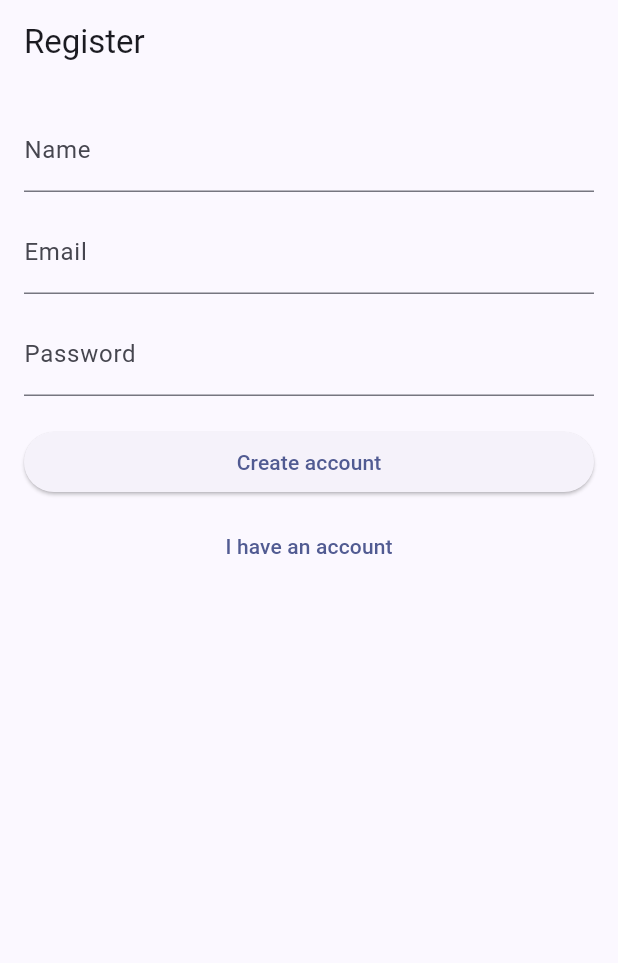
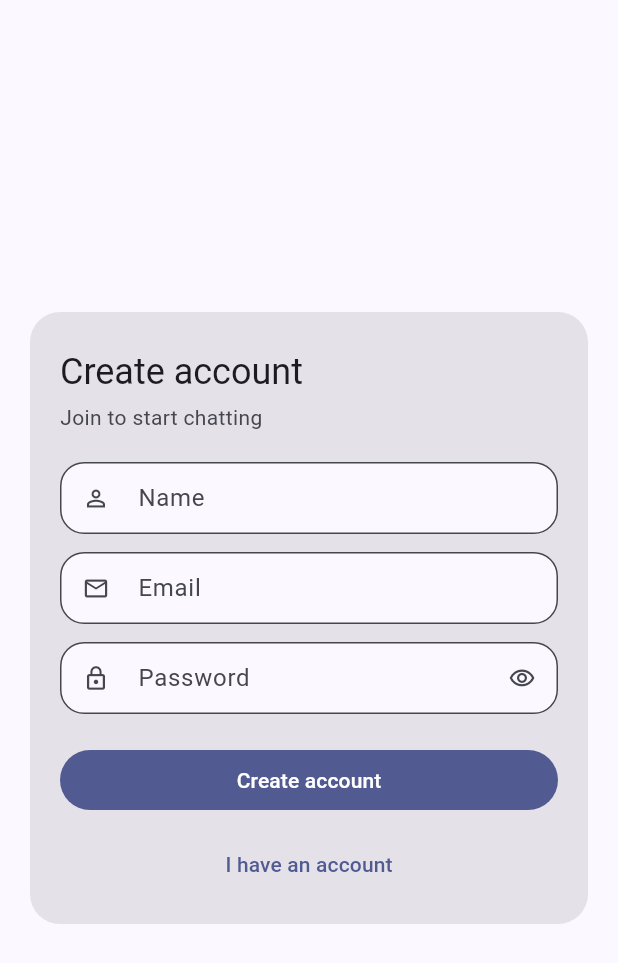
Before and after one commit to AltayTech/InstantChat, a Flutter app: the screen it shows once a user with an empty profile is signed in, after a tap on the "logout" icon, after a tap on "Create account", on a phone screen of 412 x 824 dp. Shown: the top 963 px of the screen. Run offline on Flutter 3.47's test engine with Material 3 defaults, Android fonts, the light colour scheme and no system bars; our stand-ins replace bloc, cached_network_image, cloud_firestore, equatable, firebase_auth, firebase_core and 5 more; accounts and stored records are empty; network calls fail.

Commit message:
Improved - register screen ui

```diff
--- a/lib/features/auth/presentation/pages/register_page.dart
+++ b/lib/features/auth/presentation/pages/register_page.dart
@@ -14,30 +14,135 @@ class _RegisterPageState extends State<RegisterPage> {
   final _emailController = TextEditingController();
   final _passwordController = TextEditingController();
   final _nameController = TextEditingController();
+  bool _obscurePassword = true;
+
+  @override
+  void dispose() {
+    _emailController.dispose();
+    _passwordController.dispose();
+    _nameController.dispose();
+    super.dispose();
+  }
+
+  void _submit() {
+    context.read<AuthBloc>().add(
+      AuthRegisterRequested(
+        email: _emailController.text.trim(),
+        password: _passwordController.text,
+        name: _nameController.text.trim(),
+      ),
+    );
+  }
 
   @override
   Widget build(BuildContext context) {
     return Scaffold(
-      appBar: AppBar(title: const Text('Register')),
       body: SafeArea(
+        child: LayoutBuilder(
+          builder: (context, constraints) {
+            return SingleChildScrollView(
+              padding: const EdgeInsets.all(16),
+              child: ConstrainedBox(
+                constraints: BoxConstraints(
+                  minHeight: constraints.maxHeight - 32,
+                ),
+                child: Center(
+                  child: Card(
+                    color: Theme.of(
+                      context,
+                    ).colorScheme.surfaceContainerHighest,
+                    elevation: 0,
+                    shape: RoundedRectangleBorder(
+                      borderRadius: BorderRadius.circular(20),
+                    ),
                     child: Padding(
-          padding: const EdgeInsets.all(16),
+                      padding: const EdgeInsets.fromLTRB(20, 24, 20, 16),
                       child: Column(
+                        mainAxisSize: MainAxisSize.min,
+                        crossAxisAlignment: CrossAxisAlignment.stretch,
                         children: [
+                          Column(
+                            crossAxisAlignment: CrossAxisAlignment.start,
+                            children: [
+                              Text(
+                                'Create account',
+                                style: Theme.of(
+                                  context,
+                                ).textTheme.headlineSmall,
+                              ),
+                              const SizedBox(height: 4),
+                              Text(
+                                'Join to start chatting',
+                                style: Theme.of(context).textTheme.bodyMedium
+                                    ?.copyWith(
+                                      color: Theme.of(
+                                        context,
+                                      ).colorScheme.onSurfaceVariant,
+                                    ),
+                              ),
+                            ],
+                          ),
+                          const SizedBox(height: 20),
                           TextField(
                             controller: _nameController,
-                decoration: const InputDecoration(labelText: 'Name'),
+                            textInputAction: TextInputAction.next,
+                            decoration: InputDecoration(
+                              labelText: 'Name',
+                              prefixIcon: const Icon(Icons.person_outline),
+                              isDense: true,
+                              filled: true,
+                              fillColor: Theme.of(context).colorScheme.surface,
+                              border: OutlineInputBorder(
+                                borderRadius: BorderRadius.circular(16),
+                              ),
+                            ),
                           ),
                           const SizedBox(height: 12),
                           TextField(
                             controller: _emailController,
-                decoration: const InputDecoration(labelText: 'Email'),
+                            keyboardType: TextInputType.emailAddress,
+                            textInputAction: TextInputAction.next,
+                            decoration: InputDecoration(
+                              labelText: 'Email',
+                              hintText: 'you@example.com',
+                              prefixIcon: const Icon(Icons.mail_outline),
+                              isDense: true,
+                              filled: true,
+                              fillColor: Theme.of(context).colorScheme.surface,
+                              border: OutlineInputBorder(
+                                borderRadius: BorderRadius.circular(16),
+                              ),
+                            ),
                           ),
                           const SizedBox(height: 12),
                           TextField(
                             controller: _passwordController,
-                decoration: const InputDecoration(labelText: 'Password'),
-                obscureText: true,
+                            obscureText: _obscurePassword,
+                            textInputAction: TextInputAction.done,
+                            onSubmitted: (_) => _submit(),
+                            decoration: InputDecoration(
+                              labelText: 'Password',
+                              prefixIcon: const Icon(Icons.lock_outline),
+                              isDense: true,
+                              filled: true,
+                              fillColor: Theme.of(context).colorScheme.surface,
+                              border: OutlineInputBorder(
+                                borderRadius: BorderRadius.circular(16),
+                              ),
+                              suffixIcon: IconButton(
+                                tooltip: _obscurePassword
+                                    ? 'Show password'
+                                    : 'Hide password',
+                                onPressed: () => setState(
+                                  () => _obscurePassword = !_obscurePassword,
+                                ),
+                                icon: Icon(
+                                  _obscurePassword
+                                      ? Icons.visibility_outlined
+                                      : Icons.visibility_off_outlined,
+                                ),
+                              ),
+                            ),
                           ),
                           const SizedBox(height: 20),
                           BlocConsumer<AuthBloc, AuthState>(
@@ -50,41 +155,50 @@ class _RegisterPageState extends State<RegisterPage> {
                             },
                             builder: (context, state) {
                               if (state.isAuthenticated) {
-                    WidgetsBinding.instance.addPostFrameCallback((_) {
-                      Navigator.of(context).pushReplacementNamed('/');
+                                WidgetsBinding.instance.addPostFrameCallback((
+                                  _,
+                                ) {
+                                  Navigator.of(
+                                    context,
+                                  ).pushReplacementNamed('/');
                                 });
                               }
-                  return SizedBox(
-                    width: double.infinity,
-                    child: ElevatedButton(
-                      onPressed: state.isLoading
-                          ? null
-                          : () {
-                              context.read<AuthBloc>().add(
-                                AuthRegisterRequested(
-                                  email: _emailController.text.trim(),
-                                  password: _passwordController.text,
-                                  name: _nameController.text.trim(),
+                              return Column(
+                                crossAxisAlignment: CrossAxisAlignment.stretch,
+                                children: [
+                                  FilledButton(
+                                    onPressed: state.isLoading ? null : _submit,
+                                    child: state.isLoading
+                                        ? const SizedBox(
+                                            height: 20,
+                                            width: 20,
+                                            child: CircularProgressIndicator(
+                                              strokeWidth: 2,
                                             ),
-                              );
-                            },
-                      child: state.isLoading
-                          ? const CircularProgressIndicator()
+                                          )
                                         : const Text('Create account'),
-                    ),
-                  );
-                },
                                   ),
                                   const SizedBox(height: 8),
                                   TextButton(
-                onPressed: () =>
-                    Navigator.of(context).pushReplacementNamed('/login'),
+                                    onPressed: () => Navigator.of(
+                                      context,
+                                    ).pushReplacementNamed('/login'),
                                     child: const Text('I have an account'),
+                                  ),
+                                ],
+                              );
+                            },
                           ),
                         ],
                       ),
                     ),
                   ),
+                ),
+              ),
+            );
+          },
+        ),
+      ),
     );
   }
 }
```
Lines whose indentation alone changed are shown as unchanged.
